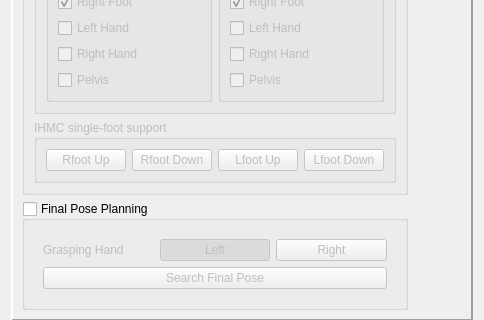
The window that src/app/ddTeleopPanel.ui (RobotLocomotion/director) describes before a commit, drawn with Qt 5; both pictures show x 0 to 484 and y 281 to 601 of the 484 by 1030 pixel window.
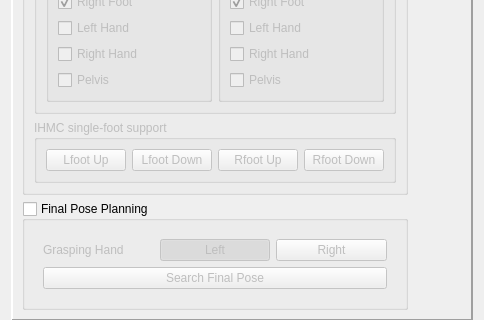
The same window after the commit.

Commit message: swap buttons once again

Diff of the .ui file:
```diff
--- a/src/app/ddTeleopPanel.ui
+++ b/src/app/ddTeleopPanel.ui
@@ -590,20 +590,6 @@
             <string>IHMC single-foot support</string>
            </property>
            <layout class="QHBoxLayout" name="horizontalLayout_2">
-            <item>
-             <widget class="QPushButton" name="rFootUpButton">
-              <property name="text">
-               <string>Rfoot Up</string>
-              </property>
-             </widget>
-            </item>
-            <item>
-             <widget class="QPushButton" name="rFootDownButton">
-              <property name="text">
-               <string>Rfoot Down</string>
-              </property>
-             </widget>
-            </item>
             <item>
              <widget class="QPushButton" name="lFootUpButton">
               <property name="sizePolicy">
@@ -630,6 +616,20 @@
               </property>
              </widget>
             </item>
+            <item>
+             <widget class="QPushButton" name="rFootUpButton">
+              <property name="text">
+               <string>Rfoot Up</string>
+              </property>
+             </widget>
+            </item>
+            <item>
+             <widget class="QPushButton" name="rFootDownButton">
+              <property name="text">
+               <string>Rfoot Down</string>
+              </property>
+             </widget>
+            </item>
            </layout>
           </widget>
          </item>
```
